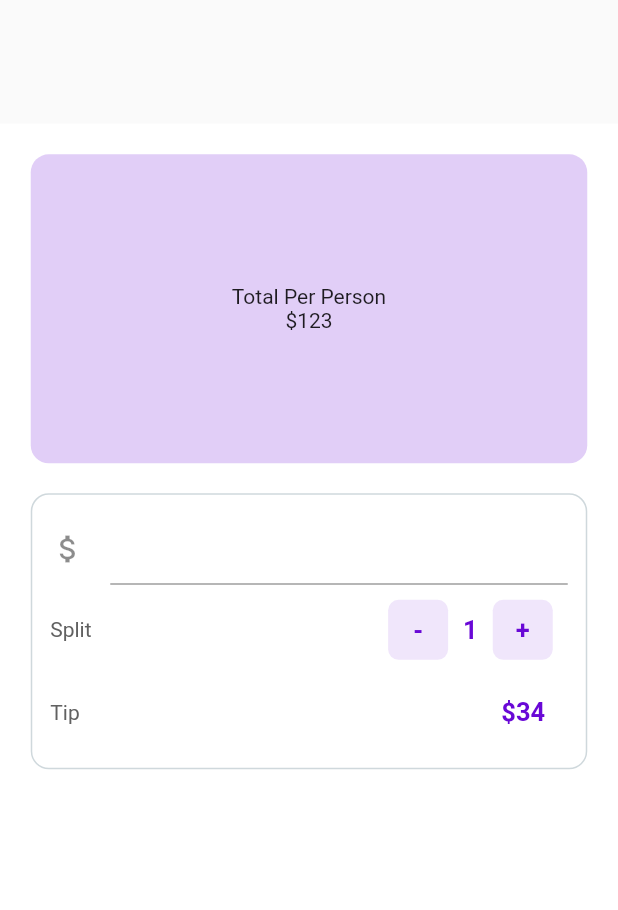
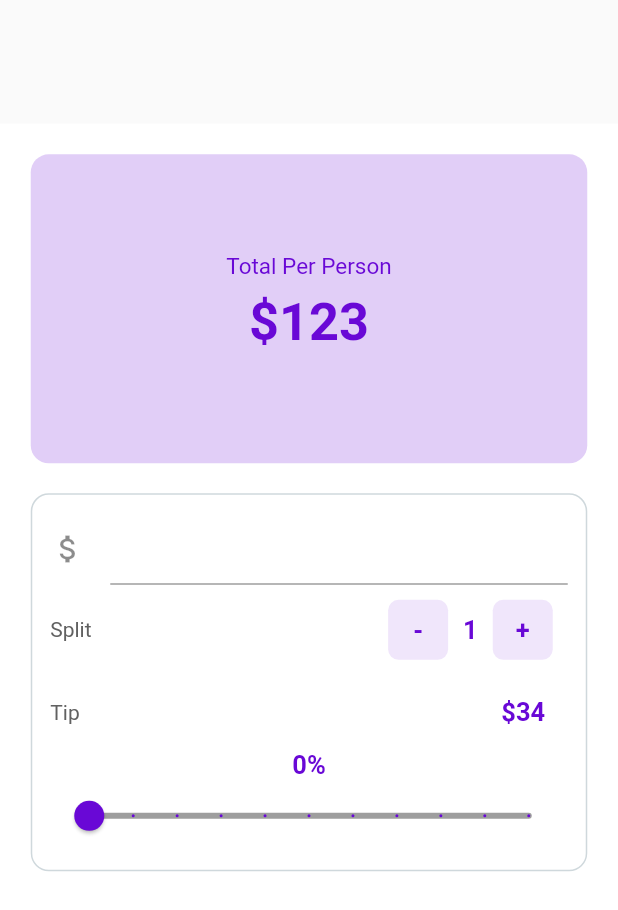
Before and after one commit to xans-me/flutter-tip-calculator-app, a Flutter app: the screen it shows after launch, on a phone screen of 412 x 824 dp. Shown: the top 910 px of the screen. Run offline on Flutter 3.47's test engine with Material 2 defaults, Android fonts, the phone set to English and light mode, and no system bars.

```diff
--- a/lib/main.dart
+++ b/lib/main.dart
@@ -43,8 +43,25 @@ class _BillSplitterState extends State<BillSplitter> {
                 child: Column(
                   mainAxisAlignment: MainAxisAlignment.center,
                   children: [
-                    Text("Total Per Person"),
-                    Text("\$123"),
+                    Text(
+                      "Total Per Person",
+                      style: TextStyle(
+                        color: _purple,
+                        fontWeight: FontWeight.normal,
+                        fontSize: 15.0,
+                      ),
+                    ),
+                    Padding(
+                      padding: const EdgeInsets.all(8.0),
+                      child: Text(
+                        "\$123",
+                        style: TextStyle(
+                          fontSize: 34.9,
+                          fontWeight: FontWeight.bold,
+                          color: _purple,
+                        ),
+                      ),
+                    ),
                   ],
                 ),
               ),
@@ -192,6 +209,35 @@ class _BillSplitterState extends State<BillSplitter> {
                       )
                     ],
                   ),
+
+                  // Slider Column
+                  Column(
+                    children: [
+                      Text(
+                        "$_tipPercentage%",
+                        style: TextStyle(
+                          color: _purple,
+                          fontWeight: FontWeight.bold,
+                          fontSize: 17.0,
+                        ),
+                      ),
+
+                      // Slider Column Widget
+                      Slider(
+                        min: 0,
+                        max: 100,
+                        activeColor: _purple,
+                        inactiveColor: Colors.grey,
+                        divisions: 10, // optional
+                        value: _tipPercentage.toDouble(),
+                        onChanged: (double newValue) {
+                          setState(() {
+                            _tipPercentage = newValue.round();
+                          });
+                        },
+                      ),
+                    ],
+                  )
                 ],
               ),
             )
```
